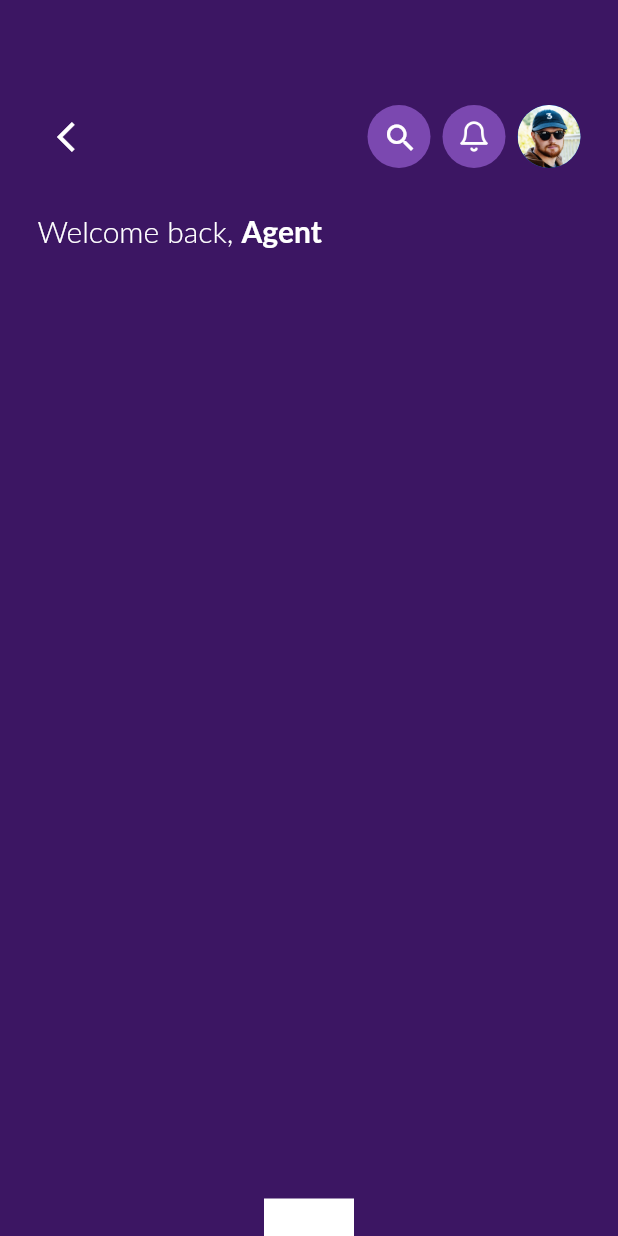
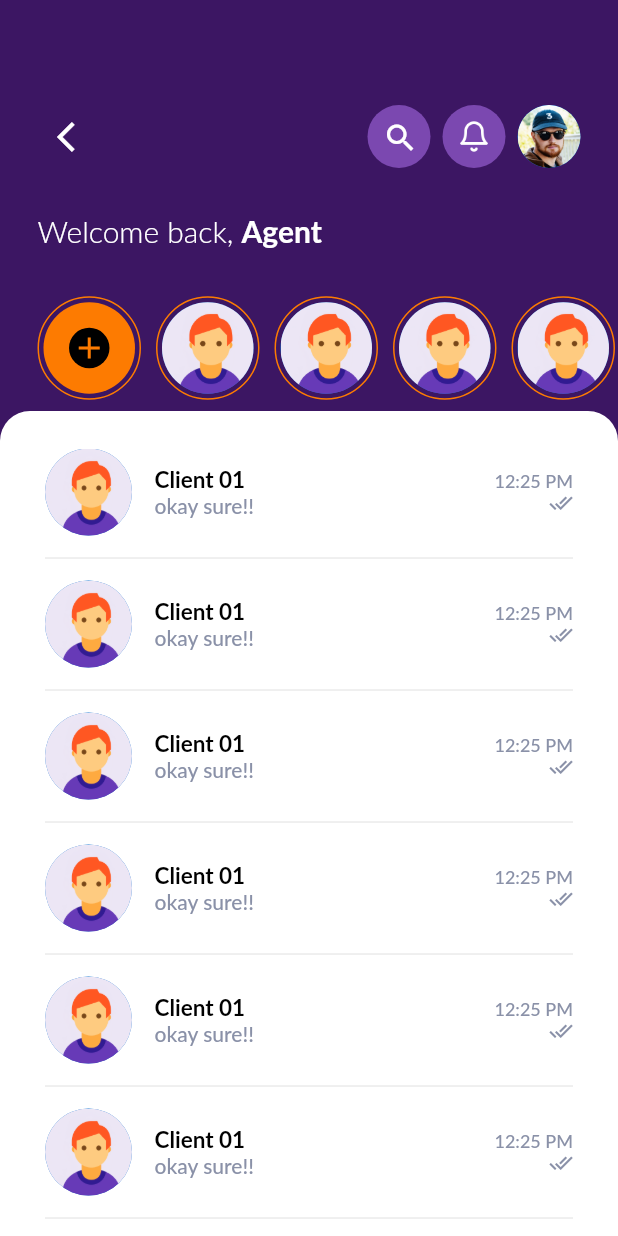
Before and after one commit to fahadish/a2adev, a Flutter app: the MessageScreen screen opened directly, on a phone screen of 412 x 824 dp. Run offline on Flutter 3.47's test engine with Material 2 defaults, Android fonts, the light colour scheme and no system bars; our stand-ins replace carousel_slider, cloud_firestore, country_code_picker, dotted_border, firebase_auth, firebase_core and 7 more; accounts and stored records are empty; Roboto replaces fonts that are missing (Lato).

Commit message:
update by Adeel

```diff
--- a/lib/const/colors.dart
+++ b/lib/const/colors.dart
@@ -20,4 +20,5 @@ class AppColors {
   static Color k0xffBB88EF = const Color(0xffBB88EF);
   static Color k0xffB586E7 = const Color(0xffB586E7);
   static Color k0xff8E8F96 = const Color(0xff8E8F96);
+  static Color k0xff8A91A8 = const Color(0xff8A91A8);
 }
--- a/lib/main.dart
+++ b/lib/main.dart
@@ -46,8 +46,9 @@ class MyApp extends StatelessWidget {
           home:
               // LoginScreen(),
               // SignUpScreen(),
-              CustomBottomAppBar(),
-          // SplashScreen(),
+              // CustomBottomAppBar(),
+              SplashScreen(),
+          // MessageScreen(),
           // MessageScreen(),
           builder: EasyLoading.init(),
         );
--- a/lib/view/chat/messages/messages_screen.dart
+++ b/lib/view/chat/messages/messages_screen.dart
@@ -91,14 +91,110 @@ class _MessageScreenState extends State<MessageScreen> {
               ],
             ),
           ),
+          SizedBox(height: 30..h),
+          SizedBox(
+            height: 72..h,
+            child: ListView.separated(
+              physics: const BouncingScrollPhysics(),
+              padding: EdgeInsets.only(left: 25.0..w, right: 25.0..w),
+              scrollDirection: Axis.horizontal,
+              itemCount: 5,
+              separatorBuilder: (context, index) => SizedBox(width: 10..w),
+              itemBuilder: (context, index) => Container(
+                height: 69..h,
+                width: 69..w,
+                padding: EdgeInsets.all(3..r),
+                decoration: BoxDecoration(
+                  shape: BoxShape.circle,
+                  border: Border.all(color: AppColors.k0xffFD7B01),
+                ),
+                child: index == 0
+                    ? Container(
+                        padding: EdgeInsets.all(17..r),
+                        height: 60..h,
+                        width: 60..w,
+                        decoration: BoxDecoration(
+                          color: AppColors.k0xffFD7B01,
+                          shape: BoxShape.circle,
+                        ),
+                        child: Container(
+                          decoration: const BoxDecoration(
+                            color: Colors.black,
+                            shape: BoxShape.circle,
+                          ),
+                          child: Center(
+                            child: Icon(
+                              Icons.add,
+                              color: AppColors.k0xffFD7B01,
+                            ),
+                          ),
+                        ),
+                      )
+                    : CircleAvatar(
+                        radius: 21..r,
+                        backgroundImage: AssetImage("$imagePath/aaa.png"),
+                      ),
+              ),
+            ),
+          ),
           const Spacer(),
           Container(
-            padding: EdgeInsets.only(top: 25..h, right: 30..w, left: 30..w),
-            decoration: BoxDecoration(color: Colors.white),
-            child: Column(
-              children: [],
-            ),
-          ),
+              height: 550..h,
+              width: double.maxFinite,
+              padding: EdgeInsets.only(top: 25..h, right: 30..w, left: 30..w),
+              decoration: BoxDecoration(
+                color: Colors.white,
+                borderRadius: BorderRadius.only(
+                  topLeft: Radius.circular(20..r),
+                  topRight: Radius.circular(20..r),
+                ),
+              ),
+              child: ListView.separated(
+                itemCount: 10,
+                separatorBuilder: (context, index) => Divider(height: 30..h),
+                itemBuilder: (context, index) => Row(
+                  children: [
+                    CircleAvatar(
+                      radius: 29..r,
+                      backgroundImage: AssetImage("$imagePath/aaa.png"),
+                    ),
+                    SizedBox(width: 15..w),
+                    Column(
+                      crossAxisAlignment: CrossAxisAlignment.start,
+                      children: [
+                        CustomText(
+                          text: "Client 01",
+                          fontSize: 15..sp,
+                          fontWeight: FontWeight.w700,
+                        ),
+                        CustomText(
+                          text: "okay sure!!",
+                          fontSize: 14..sp,
+                          fontWeight: FontWeight.w500,
+                          color: AppColors.k0xff8A91A8,
+                        ),
+                      ],
+                    ),
+                    Spacer(),
+                    Column(
+                      crossAxisAlignment: CrossAxisAlignment.end,
+                      children: [
+                        CustomText(
+                          text: "12:25 PM",
+                          fontSize: 12..sp,
+                          fontWeight: FontWeight.w500,
+                          color: AppColors.k0xff8A91A8,
+                        ),
+                        Icon(
+                          Icons.done_all,
+                          color: AppColors.k0xff8A91A8,
+                          size: 16..r,
+                        ),
+                      ],
+                    )
+                  ],
+                ),
+              )),
         ],
       ),
     );
--- a/lib/view/full_image_screen/full_image_screen.dart
+++ b/lib/view/full_image_screen/full_image_screen.dart
@@ -15,8 +15,6 @@ class FullImageScreen extends StatefulWidget {
 class _FullImageScreenState extends State<FullImageScreen> {
   @override
   Widget build(BuildContext context) {
-    final double height = MediaQuery.of(context).size.height;
-
     return Scaffold(
       appBar: AppBar(
         backgroundColor: Colors.transparent,
```
Also changed, not shown: 1 other file.
